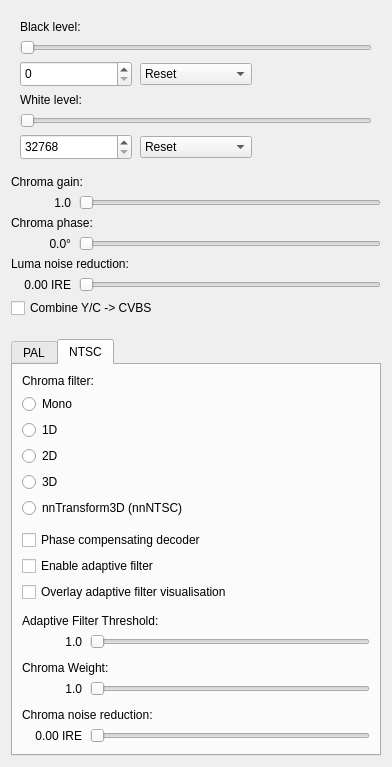
Qt form src/ld-analyse/chromadecoderconfigdialog.ui (harrypm/tbc-tools) before a commit.
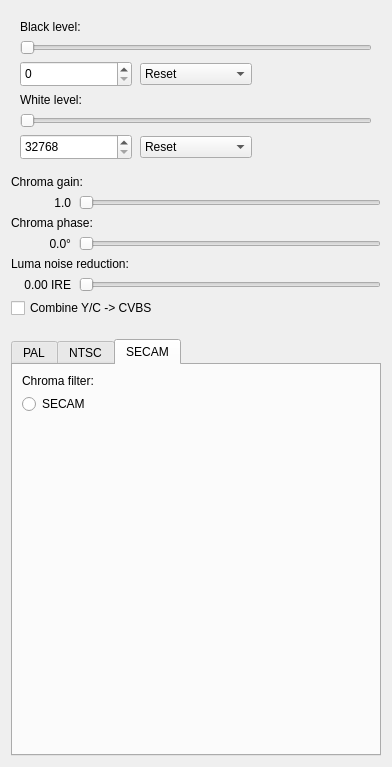
The same form after that commit. The open tabs and pages were chosen to show the change.

Commit message:
SECAM Window cleanup
Move the SECAM chroma decoder option out of the PAL tab into its own dedicated SECAM tab in the Video Decoder Configuration dialog. Auto-select the SECAM tab when a PAL/PAL_M source has the SECAM decoder loaded. The SECAM radio remains in palFilterButtonGroup so it stays mutually exclusive with the PAL Mono/PalColour 2D/Transform 2D/Transform 3D filter choices.

The edit to the form file:
```diff
--- a/src/ld-analyse/chromadecoderconfigdialog.ui
+++ b/src/ld-analyse/chromadecoderconfigdialog.ui
@@ -393,16 +393,6 @@
          </attribute>
         </widget>
        </item>
-       <item>
-        <widget class="QRadioButton" name="palFilterSecamRadioButton">
-         <property name="text">
-          <string>SECAM</string>
-         </property>
-         <attribute name="buttonGroup">
-          <string notr="true">palFilterButtonGroup</string>
-         </attribute>
-        </widget>
-       </item>
        <item>
         <spacer name="verticalSpacer_7">
          <property name="orientation">
@@ -796,6 +786,43 @@
        </item>
       </layout>
      </widget>
+     <widget class="QWidget" name="secamTab">
+      <attribute name="title">
+       <string>SECAM</string>
+      </attribute>
+      <layout class="QVBoxLayout" name="secamVerticalLayout">
+       <item>
+        <widget class="QLabel" name="secamFilterLabel">
+         <property name="text">
+          <string>Chroma filter:</string>
+         </property>
+        </widget>
+       </item>
+       <item>
+        <widget class="QRadioButton" name="palFilterSecamRadioButton">
+         <property name="text">
+          <string>SECAM</string>
+         </property>
+         <attribute name="buttonGroup">
+          <string notr="true">palFilterButtonGroup</string>
+         </attribute>
+        </widget>
+       </item>
+       <item>
+        <spacer name="verticalSpacer_12">
+         <property name="orientation">
+          <enum>Qt::Vertical</enum>
+         </property>
+         <property name="sizeHint" stdset="0">
+          <size>
+           <width>20</width>
+           <height>0</height>
+          </size>
+         </property>
+        </spacer>
+       </item>
+      </layout>
+     </widget>
     </widget>
    </item>
   </layout>
```
The commit also changes 2 other files.
